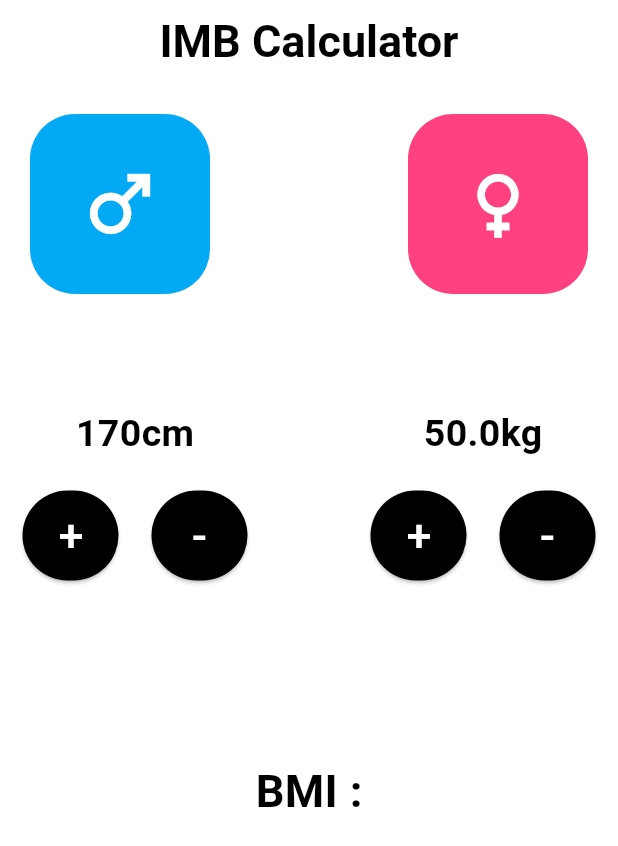
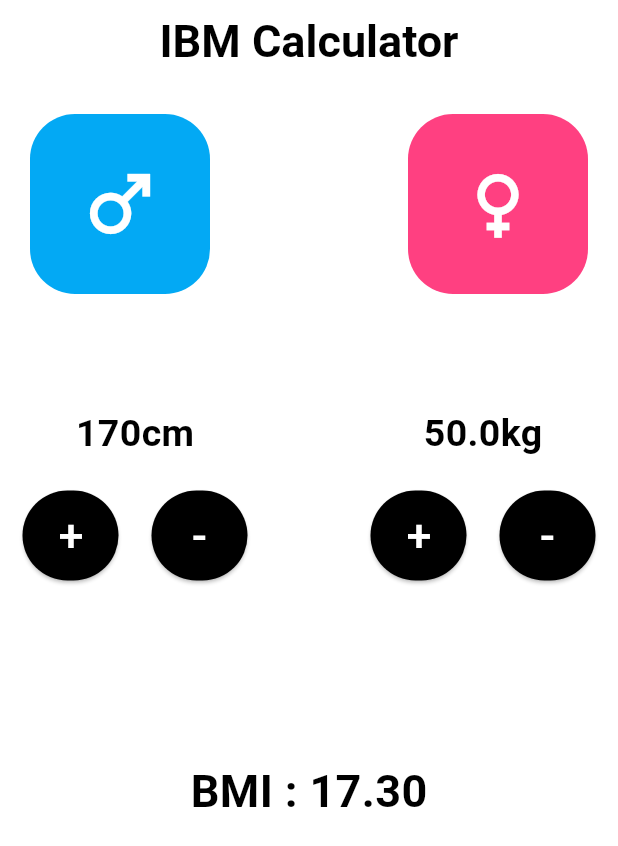
Before and after one commit to KaveenAdesh/imb_calculator, a Flutter app: the screen it shows after launch, on a phone screen of 412 x 824 dp. Shown: the top 846 px of the screen. Run offline on Flutter 3.47's test engine with Material 3 defaults, Android fonts, the phone set to English and light mode, and no system bars.

Commit message:
Update main.dart

```diff
--- a/lib/main.dart
+++ b/lib/main.dart
@@ -3,6 +3,9 @@ import 'package:flutter/material.dart';
 void main() {
   runApp(const MyApp());
 }
+
+// Mata IMB kiyala mathaka thibila mama me code eka liwwe. passe thamai danne BMI kiyala
+
 
 Color background_color = Colors.white;
 double male = 120;
@@ -11,6 +14,8 @@ var male_female = '';
 int height = 170;
 double weight = 50;
 Color theme = Colors.black;
+double bmi = weight/(height*height)*10000;
+
 class MyApp extends StatefulWidget {
   const MyApp({super.key});
 
@@ -46,7 +51,7 @@ class _home_screenState extends State<home_screen> {
 
         title: Center(
           child: Text(
-            'IMB Calculator',
+            'IBM Calculator',
             style: TextStyle(fontWeight: FontWeight.bold,fontSize: 30,color: theme),
           ),
 
@@ -202,7 +207,7 @@ class _home_screenState extends State<home_screen> {
 
           const SizedBox(height: 70,),
 
-         Text('BMI :',style: TextStyle(fontSize: 30,fontWeight: FontWeight.bold,color: theme),),
+         Text('BMI : ${bmi.toStringAsFixed(2)}',style: TextStyle(fontSize: 30,fontWeight: FontWeight.bold,color: theme),),
         ],
 
       ),
@@ -213,7 +218,7 @@ class _home_screenState extends State<home_screen> {
 
 void creat_imb (){
 
-
+bmi = weight/(height*height)*10000;
 
 
 }
```
